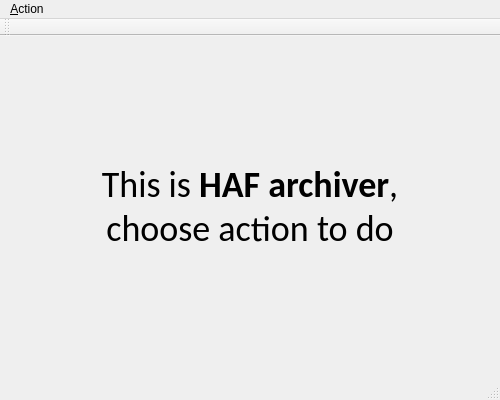
First picture: the form in app/main_window.ui, repository AndLvovSky/haf-archiver, before the edit.
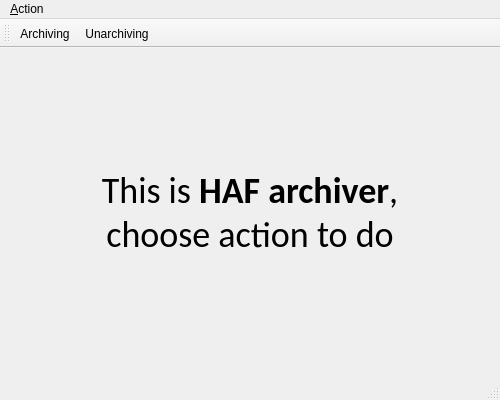
Second picture: the form after the edit. Icons and pictures are not drawn.

Commit message: Add actions to toolbar, add shorcuts

The edit to the form file:
```diff
--- a/app/main_window.ui
+++ b/app/main_window.ui
@@ -320,6 +320,8 @@
    <attribute name="toolBarBreak">
     <bool>false</bool>
    </attribute>
+   <addaction name="actionArchiving"/>
+   <addaction name="actionUnarchiving"/>
   </widget>
   <widget class="QStatusBar" name="statusBar"/>
   <action name="actionArchiving">
```
Left out of the diff: 24 changed lines with no effect on the pictures. The commit also changes 3 other files.
